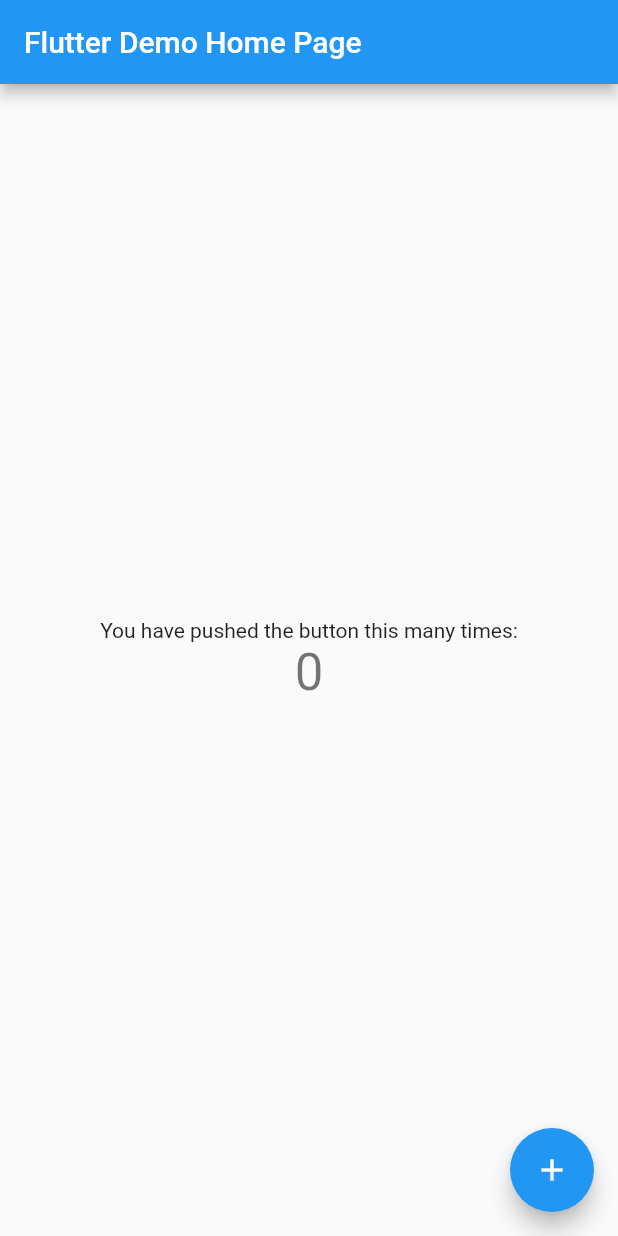
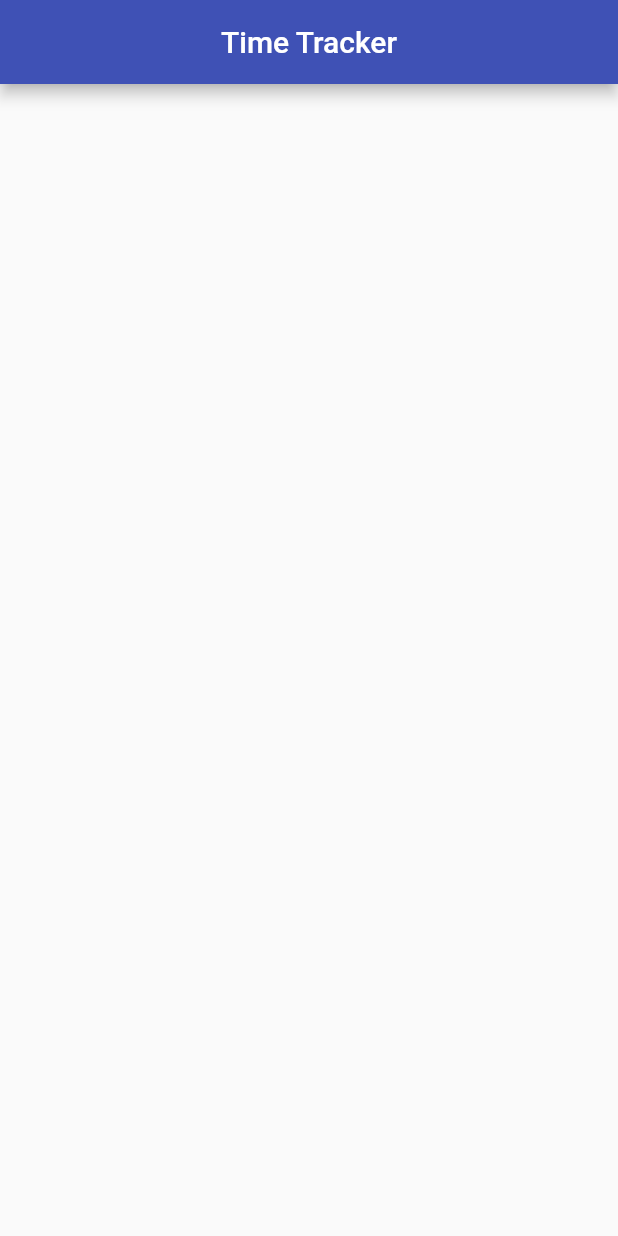
Before and after one commit to PierluigiBarocci/flutter_time_tracker, a Flutter app: the screen it shows after launch, on a phone screen of 412 x 824 dp. Run offline on Flutter 3.47's test engine with Material 2 defaults, Android fonts, the phone set to English and light mode, and no system bars.

Commit message:
feat: add SignInPage.dart widget

```diff
--- /dev/null
+++ b/lib/app/sign_in/sign_in_page.dart
@@ -0,0 +1,15 @@
+import 'package:flutter/material.dart';
+
+class SignInPage extends StatelessWidget {
+  const SignInPage({Key? key}) : super(key: key);
+
+  @override
+  Widget build(BuildContext context) {
+    return Scaffold(
+      appBar: AppBar(
+        title: Text('Time Tracker'),
+        centerTitle: true,
+      ),
+    );
+  }
+}
--- a/lib/main.dart
+++ b/lib/main.dart
@@ -1,114 +1,22 @@
 import 'package:flutter/material.dart';
+import 'package:flutter_time_tracker/app/sign_in/sign_in_page.dart';
 
 void main() {
   runApp(MyApp());
 }
 
 class MyApp extends StatelessWidget {
-  // This widget is the root of your application.
+  const MyApp({Key? key}) : super(key: key);
+
   @override
   Widget build(BuildContext context) {
     return MaterialApp(
-      title: 'Flutter Demo',
+      title: 'Time Tracker',
       theme: ThemeData(
-        // This is the theme of your application.
-        //
-        // Try running your application with "flutter run". You'll see the
-        // application has a blue toolbar. Then, without quitting the app, try
-        // changing the primarySwatch below to Colors.green and then invoke
-        // "hot reload" (press "r" in the console where you ran "flutter run",
-        // or simply save your changes to "hot reload" in a Flutter IDE).
-        // Notice that the counter didn't reset back to zero; the application
-        // is not restarted.
-        primarySwatch: Colors.blue,
+        primarySwatch: Colors.indigo,
       ),
+      home: SignInPage(),
       debugShowCheckedModeBanner: false,
-      home: MyHomePage(title: 'Flutter Demo Home Page'),
     );
   }
 }
-
-class MyHomePage extends StatefulWidget {
-  MyHomePage({Key? key, required this.title}) : super(key: key);
-
-  // This widget is the home page of your application. It is stateful, meaning
-  // that it has a State object (defined below) that contains fields that affect
-  // how it looks.
-
-  // This class is the configuration for the state. It holds the values (in this
-  // case the title) provided by the parent (in this case the App widget) and
-  // used by the build method of the State. Fields in a Widget subclass are
-  // always marked "final".
-
-  final String title;
-
-  @override
-  _MyHomePageState createState() => _MyHomePageState();
-}
-
-class _MyHomePageState extends State<MyHomePage> {
-  int _counter = 0;
-
-  void _incrementCounter() {
-    setState(() {
-      // This call to setState tells the Flutter framework that something has
-      // changed in this State, which causes it to rerun the build method below
-      // so that the display can reflect the updated values. If we changed
-      // _counter without calling setState(), then the build method would not be
-      // called again, and so nothing would appear to happen.
-      _counter++;
-    });
-  }
-
-  @override
-  Widget build(BuildContext context) {
-    // This method is rerun every time setState is called, for instance as done
-    // by the _incrementCounter method above.
-    //
-    // The Flutter framework has been optimized to make rerunning build methods
-    // fast, so that you can just rebuild anything that needs updating rather
-    // than having to individually change instances of widgets.
-    return Scaffold(
-      appBar: AppBar(
-        // Here we take the value from the MyHomePage object that was created by
-        // the App.build method, and use it to set our appbar title.
-        title: Text(widget.title),
-      ),
-      body: Center(
-        // Center is a layout widget. It takes a single child and positions it
-        // in the middle of the parent.
-        child: Column(
-          // Column is also a layout widget. It takes a list of children and
-          // arranges them vertically. By default, it sizes itself to fit its
-          // children horizontally, and tries to be as tall as its parent.
-          //
-          // Invoke "debug painting" (press "p" in the console, choose the
-          // "Toggle Debug Paint" action from the Flutter Inspector in Android
-          // Studio, or the "Toggle Debug Paint" command in Visual Studio Code)
-          // to see the wireframe for each widget.
-          //
-          // Column has various properties to control how it sizes itself and
-          // how it positions its children. Here we use mainAxisAlignment to
-          // center the children vertically; the main axis here is the vertical
-          // axis because Columns are vertical (the cross axis would be
-          // horizontal).
-          mainAxisAlignment: MainAxisAlignment.center,
-          children: <Widget>[
-            Text(
-              'You have pushed the button this many times:',
-            ),
-            Text(
-              '$_counter',
-              style: Theme.of(context).textTheme.headline4,
-            ),
-          ],
-        ),
-      ),
-      floatingActionButton: FloatingActionButton(
-        onPressed: _incrementCounter,
-        tooltip: 'Increment',
-        child: Icon(Icons.add),
-      ), // This trailing comma makes auto-formatting nicer for build methods.
-    );
-  }
-}
```
